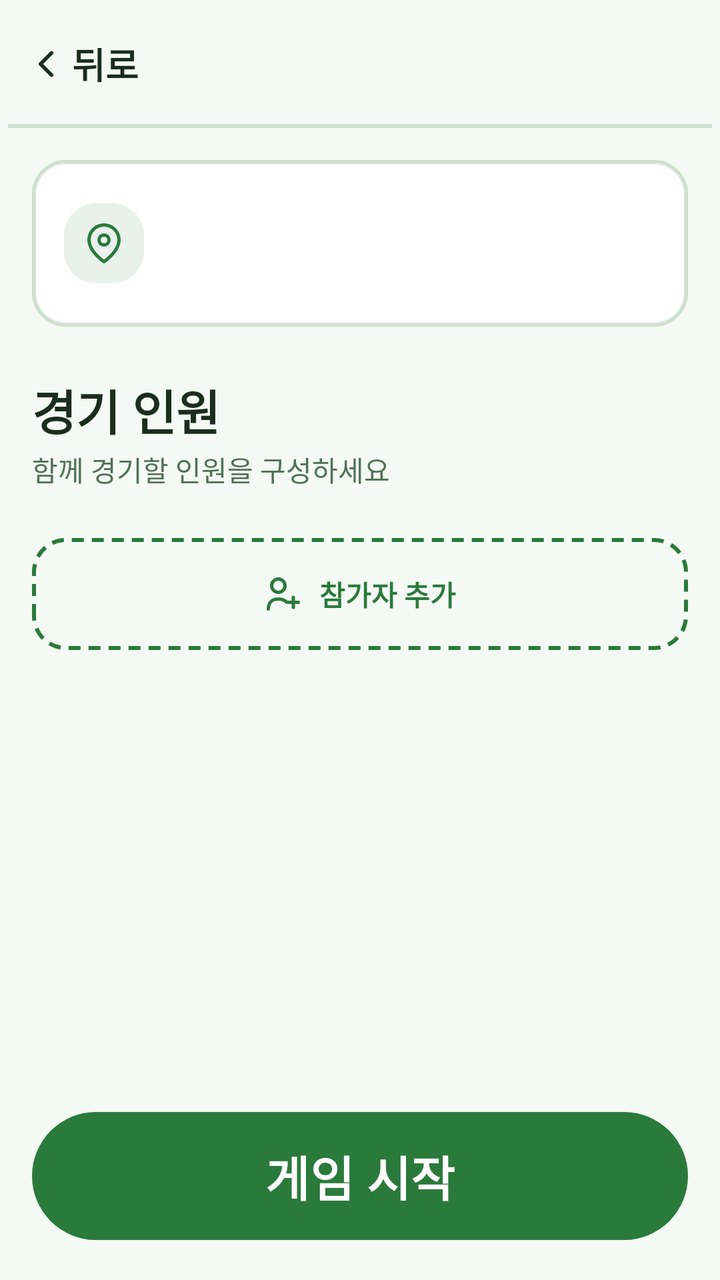
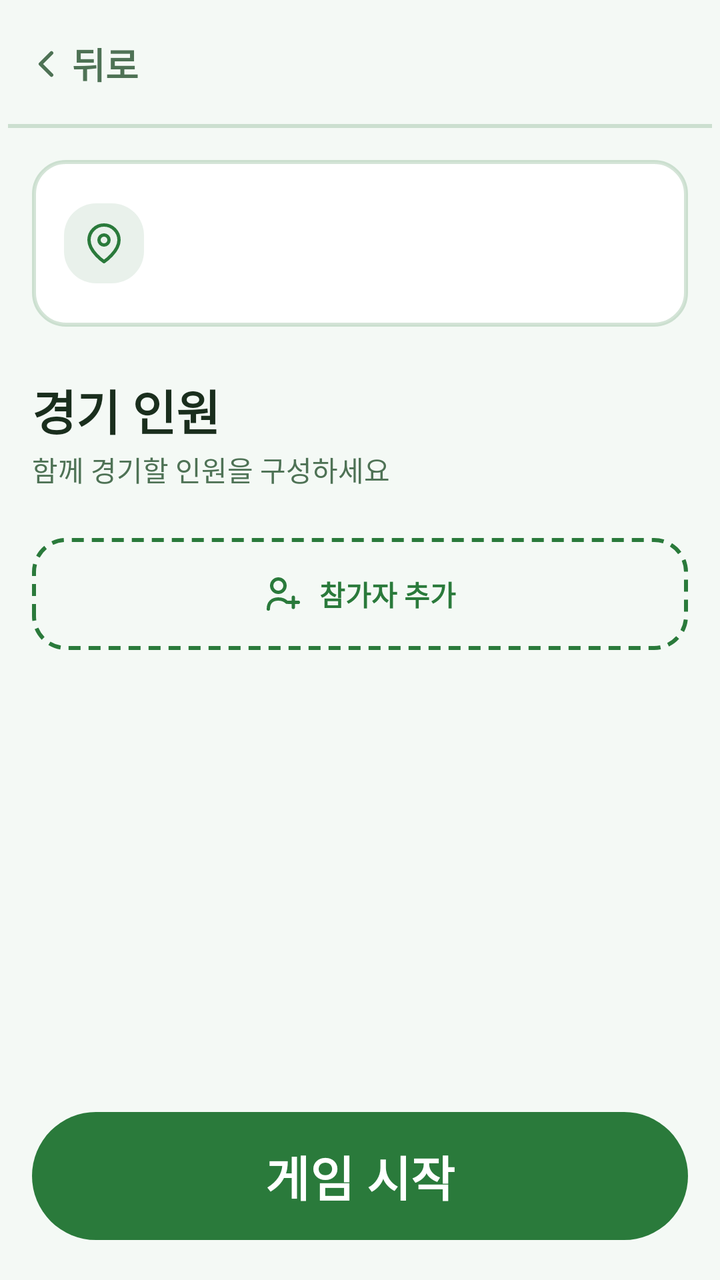

An Android layout rendered at two revisions. The XML below is the earlier revision; the diff shows what the commit changed to produce the second picture.
<!-- AndroidManifest.xml: application theme Theme.ParkGolf -->
<!-- res/layout/fragment_player_setup.xml -->
<?xml version="1.0" encoding="utf-8"?>
<LinearLayout xmlns:android="http://schemas.android.com/apk/res/android"
    xmlns:app="http://schemas.android.com/apk/res-auto"
    android:layout_width="match_parent" android:layout_height="match_parent"
    android:orientation="vertical" android:background="?attr/parkBackground">

    <include android:id="@+id/topBar" layout="@layout/view_top_bar" />

    <ScrollView
        android:layout_width="match_parent" android:layout_height="0dp" android:layout_weight="1"
        android:fillViewport="true" android:padding="@dimen/screen_padding">
        <LinearLayout android:layout_width="match_parent" android:layout_height="wrap_content"
            android:orientation="vertical">

            <LinearLayout android:layout_width="match_parent" android:layout_height="wrap_content"
                android:orientation="horizontal" android:gravity="center_vertical"
                android:background="@drawable/bg_card" android:padding="16dp"
                android:layout_marginBottom="24dp">
                <ImageView android:layout_width="40dp" android:layout_height="40dp"
                    android:background="@drawable/bg_menu_icon" android:padding="10dp"
                    android:src="@drawable/ic_map_pin" app:tint="?attr/parkPrimary"
                    android:importantForAccessibility="no" />
                <LinearLayout android:layout_width="wrap_content" android:layout_height="wrap_content"
                    android:orientation="vertical" android:layout_marginStart="12dp">
                    <TextView android:id="@+id/tvVenueName"
                        android:layout_width="wrap_content" android:layout_height="wrap_content"
                        android:textColor="?attr/parkMutedForeground" />
                    <TextView android:id="@+id/tvCourseName"
                        android:layout_width="wrap_content" android:layout_height="wrap_content"
                        android:textSize="@dimen/title_text" android:textStyle="bold"
                        android:textColor="?attr/parkForeground" />
                </LinearLayout>
            </LinearLayout>

            <TextView android:layout_width="wrap_content" android:layout_height="wrap_content"
                android:text="@string/player_count_title" android:textSize="@dimen/title_text"
                android:textStyle="bold" android:textColor="?attr/parkForeground" />
            <TextView android:layout_width="wrap_content" android:layout_height="wrap_content"
                android:text="@string/player_count_subtitle" android:textColor="?attr/parkMutedForeground"
                android:layout_marginTop="2dp" android:layout_marginBottom="20dp" />

            <LinearLayout android:id="@+id/playersContainer"
                android:layout_width="match_parent" android:layout_height="wrap_content"
                android:orientation="vertical" />

            <LinearLayout android:id="@+id/btnAddPlayer"
                android:layout_width="match_parent" android:layout_height="wrap_content"
                android:minHeight="@dimen/touch_min" android:orientation="horizontal"
                android:gravity="center" android:background="@drawable/bg_dashed"
                android:paddingVertical="14dp" android:layout_marginTop="4dp"
                android:foreground="?attr/selectableItemBackground">
                <ImageView android:layout_width="20dp" android:layout_height="20dp"
                    android:src="@drawable/ic_user_plus" android:importantForAccessibility="no" />
                <TextView android:layout_width="wrap_content" android:layout_height="wrap_content"
                    android:layout_marginStart="8dp" android:text="@string/add_player_button"
                    android:textStyle="bold" android:textColor="?attr/parkPrimary" />
            </LinearLayout>
        </LinearLayout>
    </ScrollView>

    <LinearLayout android:layout_width="match_parent" android:layout_height="wrap_content"
        android:orientation="vertical" android:background="?attr/parkBackground"
        android:padding="@dimen/screen_padding">
        <Button android:id="@+id/btnStartPlay"
            android:layout_width="match_parent" android:layout_height="wrap_content"
            android:minHeight="72dp" android:text="@string/start_game_button"
            android:textSize="@dimen/title_text" android:textStyle="bold" />
    </LinearLayout>
</LinearLayout>
<!-- res/layout/view_top_bar.xml (included above) -->
<?xml version="1.0" encoding="utf-8"?>
<androidx.constraintlayout.widget.ConstraintLayout
    xmlns:android="http://schemas.android.com/apk/res/android"
    xmlns:app="http://schemas.android.com/apk/res-auto"
    android:layout_width="match_parent"
    android:layout_height="wrap_content"
    android:background="?attr/parkBackground"
    android:minHeight="64dp"
    android:paddingHorizontal="4dp">

    <LinearLayout
        android:id="@+id/btnBack"
        android:layout_width="wrap_content"
        android:layout_height="@dimen/touch_min"
        android:orientation="horizontal"
        android:gravity="center_vertical"
        android:paddingHorizontal="8dp"
        android:background="?attr/selectableItemBackground"
        android:clickable="true"
        android:focusable="true"
        android:contentDescription="@string/back"
        app:layout_constraintStart_toStartOf="parent"
        app:layout_constraintTop_toTopOf="parent"
        app:layout_constraintBottom_toBottomOf="parent">
        <ImageView
            android:layout_width="22dp" android:layout_height="22dp"
            android:src="@drawable/ic_chevron_left"
            android:importantForAccessibility="no" />
        <TextView
            android:layout_width="wrap_content" android:layout_height="wrap_content"
            android:layout_marginStart="2dp"
            android:text="@string/back"
            android:textColor="?attr/parkForeground"
            android:textSize="@dimen/body_text"
            android:textStyle="bold" />
    </LinearLayout>

    <TextView
        android:id="@+id/tvBarTitle"
        android:layout_width="0dp"
        android:layout_height="wrap_content"
        android:gravity="center"
        android:textSize="@dimen/body_text"
        android:textStyle="bold"
        android:textColor="?attr/parkForeground"
        android:maxLines="1"
        android:ellipsize="end"
        app:layout_constraintStart_toEndOf="@id/btnBack"
        app:layout_constraintEnd_toStartOf="@id/barSpacer"
        app:layout_constraintTop_toTopOf="parent"
        app:layout_constraintBottom_toBottomOf="parent" />

    <Space
        android:id="@+id/barSpacer"
        android:layout_width="72dp"
        android:layout_height="1dp"
        app:layout_constraintEnd_toEndOf="parent"
        app:layout_constraintTop_toTopOf="parent" />

    <View android:layout_width="0dp" android:layout_height="@dimen/border_width"
        android:background="?attr/parkBorder"
        app:layout_constraintStart_toStartOf="parent"
        app:layout_constraintEnd_toEndOf="parent"
        app:layout_constraintBottom_toBottomOf="parent" />
</androidx.constraintlayout.widget.ConstraintLayout>
<!-- resources referenced by this layout -->
<resources>
  <dimen name="body_text">18sp</dimen>
  <dimen name="border_width">2dp</dimen>
  <dimen name="screen_padding">16dp</dimen>
  <dimen name="title_text">24sp</dimen>
  <dimen name="touch_min">56dp</dimen>
  <!-- drawable bg_card (drawable) -->
  <?xml version="1.0" encoding="utf-8"?>
  <shape xmlns:android="http://schemas.android.com/apk/res/android" android:shape="rectangle">
      <solid android:color="@color/card" />
      <corners android:radius="@dimen/radius_card" />
      <stroke android:width="@dimen/border_width" android:color="?attr/parkBorder" />
  </shape>
  <!-- drawable bg_dashed (drawable) -->
  <?xml version="1.0" encoding="utf-8"?>
  <shape xmlns:android="http://schemas.android.com/apk/res/android" android:shape="rectangle">
      <solid android:color="@android:color/transparent" />
      <corners android:radius="@dimen/radius_card" />
      <stroke android:width="@dimen/border_width" android:color="?attr/parkPrimary"
          android:dashWidth="6dp" android:dashGap="4dp" />
  </shape>
  <!-- drawable bg_menu_icon (drawable) -->
  <?xml version="1.0" encoding="utf-8"?>
  <shape xmlns:android="http://schemas.android.com/apk/res/android" android:shape="rectangle">
      <solid android:color="?attr/parkPrimary10" />
      <corners android:radius="@dimen/radius_card" />
  </shape>
  <!-- drawable ic_chevron_left (drawable) -->
  <vector xmlns:android="http://schemas.android.com/apk/res/android" android:width="24dp" android:height="24dp" android:viewportWidth="24" android:viewportHeight="24">
      <path android:strokeColor="?attr/parkForeground" android:strokeWidth="2" android:strokeLineCap="round" android:strokeLineJoin="round" android:pathData="M15,18 L9,12 L15,6" />
  </vector>
  <!-- drawable ic_map_pin (drawable) -->
  <vector xmlns:android="http://schemas.android.com/apk/res/android" android:width="24dp" android:height="24dp" android:viewportWidth="24" android:viewportHeight="24">
      <path android:strokeColor="?attr/parkForeground" android:strokeWidth="2" android:strokeLineCap="round" android:strokeLineJoin="round" android:pathData="M21,10 C21,17 12,23 12,23 C12,23 3,17 3,10 A9,9 0 0 1 21,10 Z" />
      <path android:strokeColor="?attr/parkForeground" android:strokeWidth="2" android:pathData="M15,10 A3,3 0 1 1 9,10 A3,3 0 0 1 15,10 Z" />
  </vector>
  <string name="add_player_button">참가자 추가</string>
  <string name="back">뒤로</string>
  <string name="player_count_subtitle">함께 경기할 인원을 구성하세요</string>
  <string name="player_count_title">경기 인원</string>
  <string name="start_game_button">게임 시작</string>
  <style name="Theme.ParkGolf" parent="Theme.ParkGolf.Green" />
  <color name="card">#FFFFFF</color>
  <dimen name="radius_card">16dp</dimen>
  <style name="Theme.ParkGolf.Green" parent="Theme.ParkGolf.Base">
          <item name="colorPrimary">#2A7A3B</item>
          <item name="android:windowBackground">#F4F9F5</item>
          <item name="parkBackground">#F4F9F5</item>
          <item name="parkForeground">#1A2E1D</item>
          <item name="parkPrimary">#2A7A3B</item>
          <item name="parkPrimary10">#1A2A7A3B</item>
          <item name="parkSecondary">#E6F2E8</item>
          <item name="parkMuted">#EAF3EC</item>
          <item name="parkMutedForeground">#4E7255</item>
          <item name="parkAccent">#D2EBDA</item>
          <item name="parkAccentForeground">#1A3D21</item>
          <item name="parkBorder">#332A7A3B</item>
          <item name="parkInputBg">#EAF3EC</item>
      </style>
  <style name="Theme.ParkGolf.Base" parent="Theme.Material3.DayNight.NoActionBar">
          <item name="colorOnPrimary">@color/on_primary</item>
          <item name="android:textColorPrimary">?attr/parkForeground</item>
      </style>
  <color name="on_primary">#FFFFFF</color>
  <!-- unchanged entries left out for length: 1 -->
</resources>

<!-- the commit's change to res/layout/fragment_player_setup.xml (unified diff, before → after) -->
@@ -8,7 +8,9 @@
 
     <ScrollView
         android:layout_width="match_parent" android:layout_height="0dp" android:layout_weight="1"
-        android:fillViewport="true" android:padding="@dimen/screen_padding">
+        android:fillViewport="true" android:padding="@dimen/screen_padding"
+        android:requiresFadingEdge="vertical"
+        android:fadingEdgeLength="@dimen/scroll_fade">
         <LinearLayout android:layout_width="match_parent" android:layout_height="wrap_content"
             android:orientation="vertical">
 
@@ -95,12 +97,13 @@
         <ImageView
             android:layout_width="22dp" android:layout_height="22dp"
             android:src="@drawable/ic_chevron_left"
-            android:importantForAccessibility="no" />
+            android:importantForAccessibility="no"
+            app:tint="?attr/parkMutedForeground" />
         <TextView
             android:layout_width="wrap_content" android:layout_height="wrap_content"
             android:layout_marginStart="2dp"
             android:text="@string/back"
-            android:textColor="?attr/parkForeground"
+            android:textColor="?attr/parkMutedForeground"
             android:textSize="@dimen/body_text"
             android:textStyle="bold" />
     </LinearLayout>
<!-- resource entries referenced after the edit -->
@@ -3,6 +3,7 @@
   <dimen name="body_text">18sp</dimen>
   <dimen name="border_width">2dp</dimen>
   <dimen name="screen_padding">16dp</dimen>
+  <dimen name="scroll_fade">24dp</dimen>
   <dimen name="title_text">24sp</dimen>
   <dimen name="touch_min">56dp</dimen>
   <!-- drawable bg_card (drawable) -->
